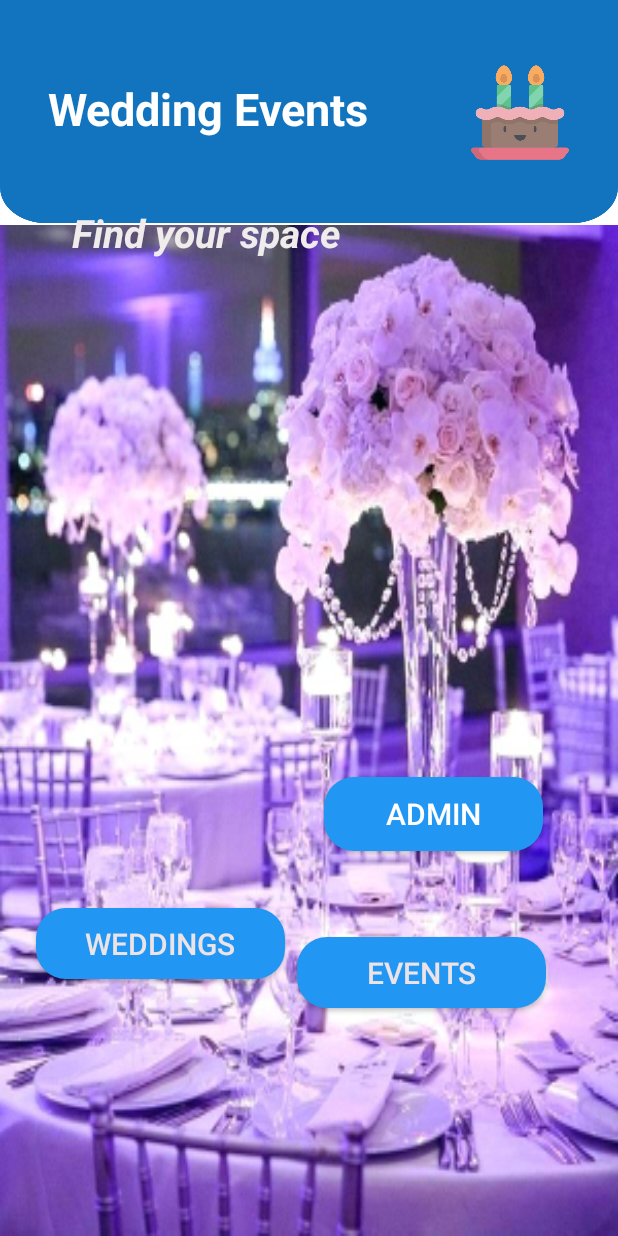
After one commit to KusalPriyanka/Hotel-Management-App, an Android app: the layout activity_em__selection_page.xml on its own in the app's theme, with its tools: preview values and no code run, on a phone screen of 412 x 824 dp. The commit adds this screen. Run offline under Robolectric (Android 15) with nearby library versions, the phone set to English and light mode, and no system bars.

Commit message:
Completed EventmanagementHome

```diff
--- /dev/null
+++ b/app/src/main/java/com/example/hotelmanagement/EM_SelectionPage.java
@@ -0,0 +1,14 @@
+package com.example.hotelmanagement;
+
+import androidx.appcompat.app.AppCompatActivity;
+
+import android.os.Bundle;
+
+public class EM_SelectionPage extends AppCompatActivity {
+
+    @Override
+    protected void onCreate(Bundle savedInstanceState) {
+        super.onCreate(savedInstanceState);
+        setContentView(R.layout.activity_em__selection_page);
+    }
+}
--- /dev/null
+++ b/app/src/main/res/layout/activity_em__selection_page.xml
@@ -0,0 +1,132 @@
+<?xml version="1.0" encoding="utf-8"?>
+<androidx.constraintlayout.widget.ConstraintLayout xmlns:android="http://schemas.android.com/apk/res/android"
+    xmlns:app="http://schemas.android.com/apk/res-auto"
+    xmlns:tools="http://schemas.android.com/tools"
+    android:layout_width="match_parent"
+    android:layout_height="match_parent"
+    android:background="@drawable/wed"
+    tools:context=".EM_EventManagementHome">
+
+    <LinearLayout
+        android:layout_width="match_parent"
+        android:layout_height="150dp"
+        android:background="@drawable/bc_croped">
+
+        <androidx.constraintlayout.widget.ConstraintLayout
+            android:layout_width="match_parent"
+            android:layout_height="match_parent">
+
+            <TextView
+                android:id="@+id/textView24"
+                android:layout_width="249dp"
+                android:layout_height="62dp"
+                android:layout_marginStart="32dp"
+                android:layout_marginTop="52dp"
+                android:text="Wedding Events"
+                android:textColor="#fff"
+                android:textSize="30dp"
+                android:textStyle="bold"
+                app:layout_constraintStart_toStartOf="parent"
+                app:layout_constraintTop_toTopOf="parent" />
+
+            <ImageView
+                android:id="@+id/imgevent1
+"
+                android:layout_width="65dp"
+                android:layout_height="75dp"
+                android:layout_marginStart="8dp"
+                android:layout_marginTop="8dp"
+                android:layout_marginEnd="8dp"
+                android:layout_marginBottom="8dp"
+                app:layout_constraintBottom_toBottomOf="parent"
+                app:layout_constraintEnd_toEndOf="parent"
+                app:layout_constraintStart_toEndOf="@+id/textView24"
+                app:layout_constraintTop_toTopOf="parent"
+                app:srcCompat="@drawable/cake" />
+
+
+        </androidx.constraintlayout.widget.ConstraintLayout>
+
+
+    </LinearLayout>
+
+
+    <TextView
+        android:id="@+id/verse"
+        android:layout_width="288dp"
+        android:layout_height="52dp"
+        android:layout_marginStart="8dp"
+        android:layout_marginLeft="8dp"
+        android:layout_marginTop="8dp"
+        android:layout_marginEnd="8dp"
+        android:layout_marginRight="8dp"
+        android:layout_marginBottom="8dp"
+        android:text="Find your space"
+        android:textColor="#F0ECEC"
+        android:textSize="26sp"
+        android:textStyle="bold|italic"
+        app:layout_constraintBottom_toBottomOf="parent"
+        app:layout_constraintEnd_toEndOf="parent"
+        app:layout_constraintHorizontal_bias="0.373"
+        app:layout_constraintStart_toStartOf="parent"
+        app:layout_constraintTop_toTopOf="parent"
+        app:layout_constraintVertical_bias="0.171" />
+
+    <Button
+        android:id="@+id/admin"
+        android:layout_width="146dp"
+        android:layout_height="49dp"
+        android:layout_marginStart="8dp"
+        android:layout_marginTop="8dp"
+        android:layout_marginEnd="8dp"
+        android:layout_marginBottom="8dp"
+        android:background="@drawable/button_style"
+        android:text="Admin"
+        android:textColor="#ffff"
+        android:textSize="20dp"
+        app:layout_constraintBottom_toBottomOf="parent"
+        app:layout_constraintEnd_toEndOf="parent"
+        app:layout_constraintHorizontal_bias="0.833"
+        app:layout_constraintStart_toStartOf="parent"
+        app:layout_constraintTop_toTopOf="parent"
+        app:layout_constraintVertical_bias="0.672" />
+
+
+    <Button
+        android:id="@+id/wedding"
+        android:layout_width="0dp"
+        android:layout_height="47dp"
+        android:layout_marginStart="24dp"
+        android:layout_marginTop="8dp"
+        android:layout_marginEnd="8dp"
+        android:layout_marginBottom="8dp"
+        android:background="@drawable/button_style"
+        android:text="@string/weddings"
+        android:textColor="#ECE3E6"
+        android:textSize="20sp"
+        app:layout_constraintBottom_toBottomOf="parent"
+        app:layout_constraintEnd_toStartOf="@+id/button2"
+        app:layout_constraintHorizontal_bias="0.5"
+        app:layout_constraintStart_toStartOf="parent"
+        app:layout_constraintTop_toTopOf="parent"
+        app:layout_constraintVertical_bias="0.785" />
+
+
+    <Button
+        android:id="@+id/button2"
+        android:layout_width="0dp"
+        android:layout_height="47dp"
+        android:layout_marginEnd="48dp"
+        android:layout_marginBottom="152dp"
+        android:background="@drawable/button_style"
+        android:text="@string/events"
+        android:textColor="#ECE3E6"
+        android:textSize="20sp"
+        app:layout_constraintBottom_toBottomOf="parent"
+        app:layout_constraintEnd_toEndOf="parent"
+        app:layout_constraintHorizontal_bias="0.5"
+        app:layout_constraintStart_toEndOf="@+id/wedding"
+
+        />
+
+</androidx.constraintlayout.widget.ConstraintLayout>
--- a/app/src/main/res/values/strings.xml
+++ b/app/src/main/res/values/strings.xml
@@ -59,5 +59,9 @@
     <string name="pizza">Pizza</string>
     <string name="meal_management">Meal Management</string>
 
+    <string name="events">EVENTS</string>
+    <string name="weddings">WEDDINGS</string>
+    <string name="calm">Calm</string>
+
 
 </resources>
```
Also changed, not shown: app/src/main/res/drawable-xxhdpi/wed.jpg (added).
